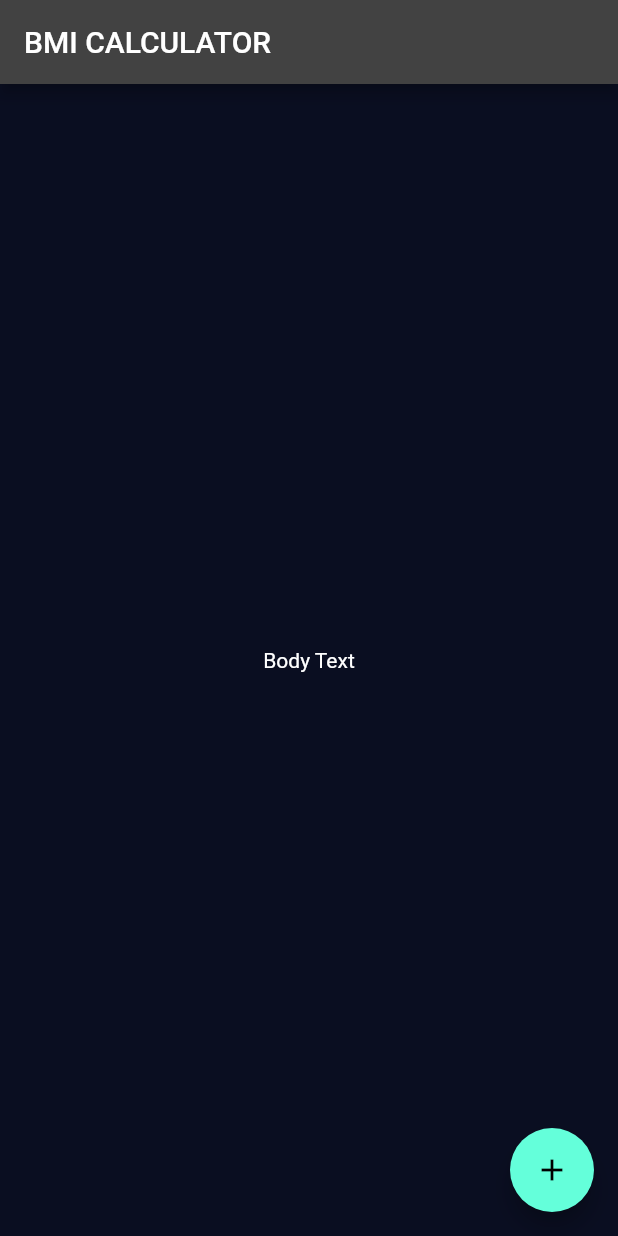
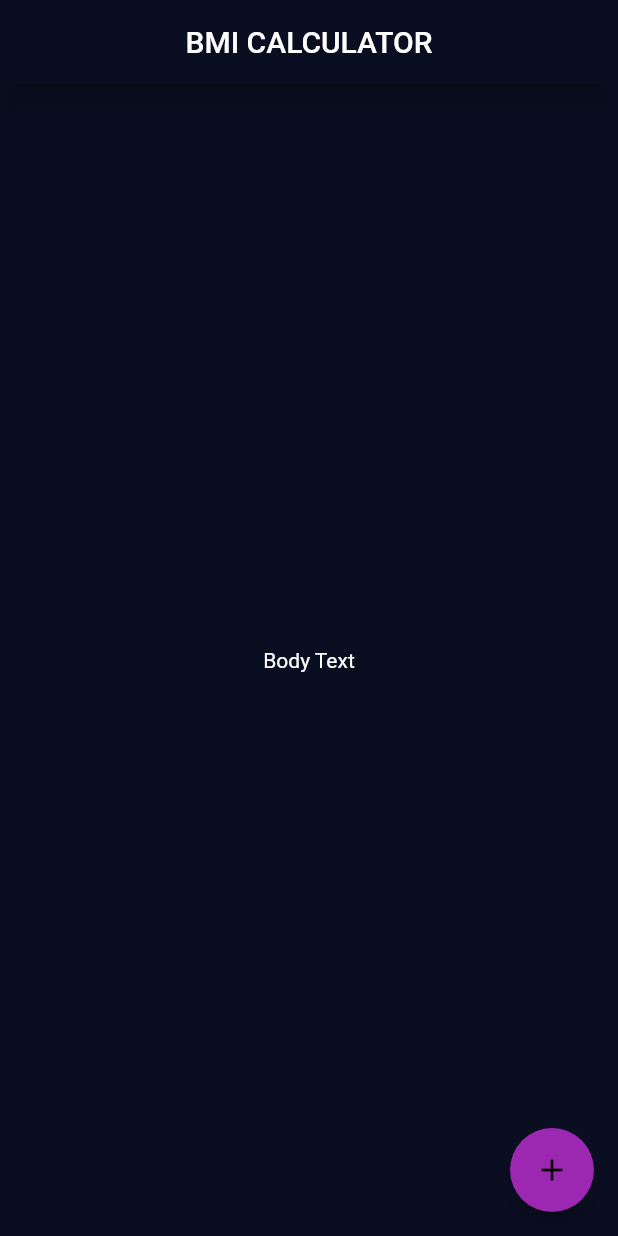
Before and after one commit to alejorom/bmi_calculator, a Flutter app: the screen it shows after launch, on a phone screen of 412 x 824 dp. Run offline on Flutter 3.47's test engine with Material 2 defaults, Android fonts, the phone set to English and light mode, and no system bars.

Commit message:
Agregar theme/input dart.file

```diff
--- a/lib/main.dart
+++ b/lib/main.dart
@@ -1,4 +1,6 @@
 import 'package:flutter/material.dart';
+import 'themes/themes.dart';
+import 'pages/pages.dart';
 
 void main() => runApp(const BMICalculator());
 
@@ -9,38 +11,8 @@ class BMICalculator extends StatelessWidget {
   Widget build(BuildContext context) {
     return MaterialApp(
       debugShowCheckedModeBanner: false,
-      theme: ThemeData.dark().copyWith(
-        colorScheme: ThemeData.dark().colorScheme.copyWith(
-              primary: const Color(0xFF0A0E21),
-            ),
-        scaffoldBackgroundColor: const Color(0xFF0A0E21),
-      ),
+      theme: AppTheme.darkTheme,
       home: const InputPage(),
     );
   }
 }
-
-class InputPage extends StatefulWidget {
-  const InputPage({Key? key}) : super(key: key);
-
-  @override
-  _InputPageState createState() => _InputPageState();
-}
-
-class _InputPageState extends State<InputPage> {
-  @override
-  Widget build(BuildContext context) {
-    return Scaffold(
-      appBar: AppBar(
-        title: const Text('BMI CALCULATOR'),
-      ),
-      body: const Center(
-        child: Text('Body Text'),
-      ),
-      floatingActionButton: FloatingActionButton(
-        onPressed: () {},
-        child: const Icon(Icons.add),
-      ),
-    );
-  }
-}
--- /dev/null
+++ b/lib/pages/input_page.dart
@@ -0,0 +1,28 @@
+import 'package:flutter/material.dart';
+
+class InputPage extends StatefulWidget {
+  const InputPage({Key? key}) : super(key: key);
+
+  @override
+  _InputPageState createState() => _InputPageState();
+}
+
+class _InputPageState extends State<InputPage> {
+  @override
+  Widget build(BuildContext context) {
+    return Scaffold(
+      appBar: AppBar(
+        title: const Center(
+          child: Text('BMI CALCULATOR'),
+        ),
+      ),
+      body: const Center(
+        child: Text('Body Text'),
+      ),
+      floatingActionButton: FloatingActionButton(
+        onPressed: () {},
+        child: const Icon(Icons.add),
+      ),
+    );
+  }
+}
--- /dev/null
+++ b/lib/pages/pages.dart
@@ -0,0 +1 @@
+export 'input_page.dart';
--- /dev/null
+++ b/lib/themes/app_theme.dart
@@ -0,0 +1,89 @@
+import 'package:flutter/material.dart';
+
+class AppTheme {
+  static const Color primaryL = Colors.green;
+
+  // Definición del tema claro.
+  static final ThemeData lightTheme = ThemeData.light().copyWith(
+    primaryColor: Colors.black,
+
+    // Tema del AppBar para todos los screens.
+    appBarTheme: const AppBarTheme(
+      backgroundColor: primaryL,
+      elevation: 10,
+    ),
+
+    // Tema de los TextButton
+    textButtonTheme: TextButtonThemeData(
+      style: TextButton.styleFrom(
+        primary: primaryL,
+      ),
+    ),
+
+    // Tema de los ActionButton flotantes
+    floatingActionButtonTheme: const FloatingActionButtonThemeData(
+      backgroundColor: primaryL,
+      elevation: 5,
+    ),
+
+    // Tema para los ElevatedButtons.
+    elevatedButtonTheme: ElevatedButtonThemeData(
+      style: ElevatedButton.styleFrom(
+        primary: primaryL,
+        shape: const StadiumBorder(),
+        elevation: 0,
+      ),
+    ),
+
+    textTheme: const TextTheme(
+      bodyText1: TextStyle(
+        color: Colors.black,
+      ),
+    ),
+
+    scaffoldBackgroundColor: Colors.white,
+  );
+
+  static const Color primaryD = Color(0xFF0A0E21);
+
+  // Definición del tema oscuro
+  static final ThemeData darkTheme = ThemeData.dark().copyWith(
+    primaryColor: Colors.black,
+
+    // Tema del AppBar para todos los screens.
+    appBarTheme: const AppBarTheme(
+      backgroundColor: primaryD,
+      elevation: 10,
+    ),
+
+    // Tema de los TextButton
+    textButtonTheme: TextButtonThemeData(
+      style: TextButton.styleFrom(
+        primary: primaryD,
+      ),
+    ),
+
+    // Tema de los ActionButton flotantes
+    floatingActionButtonTheme: const FloatingActionButtonThemeData(
+      backgroundColor: Colors.purple,
+      elevation: 5,
+    ),
+
+    // Tema para los ElevatedButtons.
+    elevatedButtonTheme: ElevatedButtonThemeData(
+      style: ElevatedButton.styleFrom(
+        primary: primaryD,
+        shape: const StadiumBorder(),
+        elevation: 0,
+      ),
+    ),
+
+    textTheme: const TextTheme(
+      bodyText1: TextStyle(
+        color: Colors.white,
+      ),
+    ),
+
+    scaffoldBackgroundColor: primaryD,
+  );
+}
--- /dev/null
+++ b/lib/themes/themes.dart
@@ -0,0 +1 @@
+export 'app_theme.dart';
```
Also changed, not shown: pubspec.yaml (+0 -65 lines).
